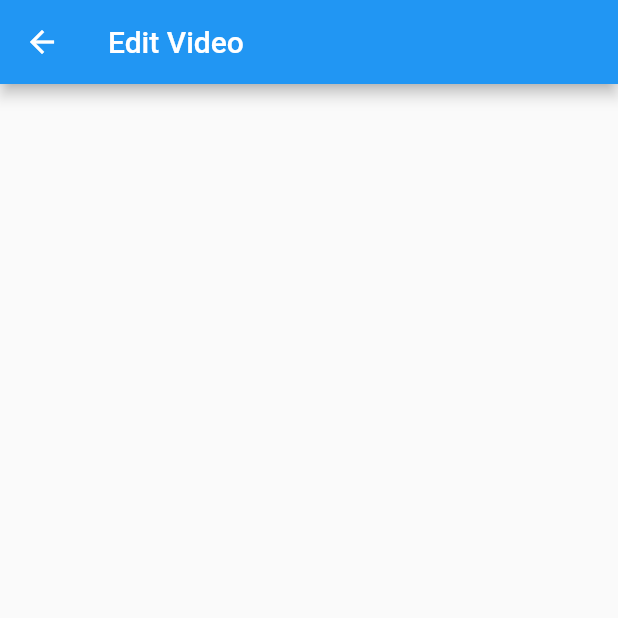
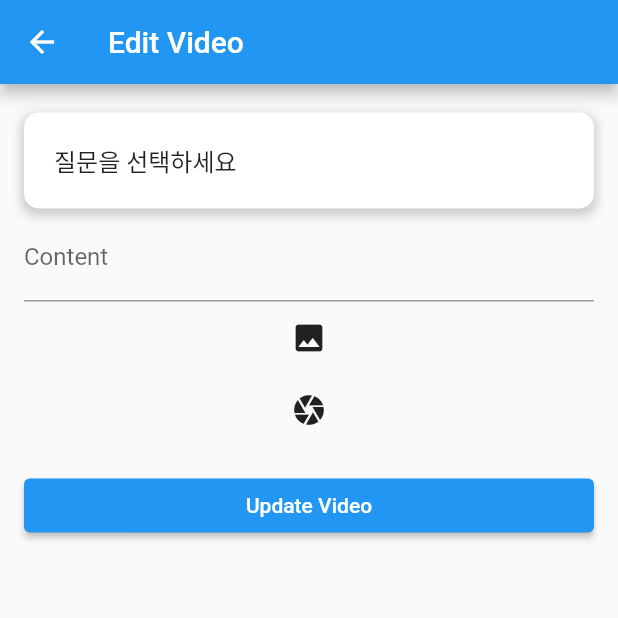
Before and after one commit to Vingterview/vingterview, a Flutter app: the EditVideoPage screen opened by its route, on a phone screen of 412 x 824 dp, the top half of it. Run offline on Flutter 3.47's test engine with Material 2 defaults, Android fonts, the phone set to English and light mode, and no system bars; our stand-ins replace camera, google_sign_in, image_picker, shared_preferences, video_player, webview_flutter; missing offline and left inert: flutter_ffmpeg, flutter_web_auth; accounts and stored records are empty.

Commit message:
비디오 수정 페이지 적용

```diff
--- a/lib/video_edit.dart
+++ b/lib/video_edit.dart
@@ -7,6 +7,7 @@ import 'package:capston/models/globals.dart';
 import 'package:capston/models/questions.dart';
 import 'pick_question.dart';
 import 'record_video.dart';
+import 'package:image_picker/image_picker.dart';
 
 class EditVideoPage extends StatefulWidget {
   final Videos video; // 수정할 게시글의 객체
@@ -22,7 +23,7 @@ class _EditVideoPageState extends State<EditVideoPage> {
   String _content;
   String _video_url;
   UploadVideoApi uploadVideoApi = UploadVideoApi();
-  File _video;
+  XFile _video;
   String uri = myUri;
   Questions selectedQuestion;
   String buttonText = "질문을 선택하세요";
@@ -64,97 +65,99 @@ class _EditVideoPageState extends State<EditVideoPage> {
       appBar: AppBar(
         title: Text('Edit Video'),
       ),
-      // body: Padding(
-      //   padding: EdgeInsets.all(16),
-      //   child: Form(
-      //     key: _formKey,
-      //     child: Column(
-      //       crossAxisAlignment: CrossAxisAlignment.stretch,
-      //       children: [
-      //         GestureDetector(
-      //           onTap: () async {
-      //             pickQuestion(context);
-      //           },
-      //           child: Container(
-      //             padding: EdgeInsets.symmetric(vertical: 20, horizontal: 20),
-      //             margin: EdgeInsets.symmetric(vertical: 3),
-      //             decoration: BoxDecoration(
-      //               color: Colors.white,
-      //               borderRadius: BorderRadius.circular(10),
-      //               boxShadow: [
-      //                 BoxShadow(
-      //                   color: Colors.grey.withOpacity(0.5),
-      //                   spreadRadius: 2,
-      //                   blurRadius: 5,
-      //                   offset: Offset(0, 3),
-      //                 ),
-      //               ],
-      //             ),
-      //             child: Text(
-      //               buttonText,
-      //               style: TextStyle(
-      //                 fontSize: 16,
-      //               ),
-      //             ),
-      //           ),
-      //         ),
-      //         TextFormField(
-      //           initialValue: _content ?? '', // 수정할 게시글의 내용을 초기값으로 설정
-      //           decoration: InputDecoration(labelText: 'Content'),
-      //           validator: (value) {
-      //             if (value.isEmpty) {
-      //               return 'Please enter some content';
-      //             }
-      //             return null;
-      //           },
-      //           onSaved: (value) {
-      //             _content = value;
-      //           },
-      //         ),
-      //         IconButton(
-      //           icon: Icon(Icons.image),
-      //           onPressed: () async {
-      //             _video_url = await uploadVideoApi.pickVideo();
-      //             print(_video_url);
-      //           },
-      //         ),
-      //         IconButton(
-      //           icon: Icon(Icons.camera),
-      //           onPressed: () async {
-      //             _video_url = await Navigator.push(
-      //                 context,
-      //                 MaterialPageRoute(
-      //                     builder: (_) => RecordVideoPage(
-      //                         buttonText: buttonText.toString())));
-      //           },
-      //         ),
-      //         SizedBox(height: 16),
-      //         ElevatedButton(
-      //           child: Text('Update Video'), // 수정 버튼 텍스트 변경
-      //           onPressed: () async {
-      //             if (_formKey.currentState.validate()) {
-      //               _formKey.currentState.save();
-      //               try {
-      //                 // 게시글 업데이트 API 호출
-      //                 await _videoApi.putRequest(
-      //                     widget.video.boardId, // 수정할 게시글의 ID
-      //                     _questionId,
-      //                     _content,
-      //                     _video_url);
-      //                 ScaffoldMessenger.of(context).showSnackBar(SnackBar(
-      //                     content: Text('Video updated successfully')));
-      //                 Navigator.pop(context);
-      //               } catch (e) {
-      //                 ScaffoldMessenger.of(context).showSnackBar(SnackBar(
-      //                     content: Text('Failed to update video: $e')));
-      //               }
-      //             }
-      //           },
-      //         ),
-      //       ],
-      //     ),
-      //   ),
-      // ),
+      body: Padding(
+        padding: EdgeInsets.all(16),
+        child: Form(
+          key: _formKey,
+          child: Column(
+            crossAxisAlignment: CrossAxisAlignment.stretch,
+            children: [
+              GestureDetector(
+                onTap: () async {
+                  pickQuestion(context);
+                },
+                child: Container(
+                  padding: EdgeInsets.symmetric(vertical: 20, horizontal: 20),
+                  margin: EdgeInsets.symmetric(vertical: 3),
+                  decoration: BoxDecoration(
+                    color: Colors.white,
+                    borderRadius: BorderRadius.circular(10),
+                    boxShadow: [
+                      BoxShadow(
+                        color: Colors.grey.withOpacity(0.5),
+                        spreadRadius: 2,
+                        blurRadius: 5,
+                        offset: Offset(0, 3),
+                      ),
+                    ],
+                  ),
+                  child: Text(
+                    buttonText,
+                    style: TextStyle(
+                      fontSize: 16,
+                    ),
+                  ),
+                ),
+              ),
+              TextFormField(
+                initialValue: _content ?? '', // 수정할 게시글의 내용을 초기값으로 설정
+                decoration: InputDecoration(labelText: 'Content'),
+                validator: (value) {
+                  if (value.isEmpty) {
+                    return 'Please enter some content';
+                  }
+                  return null;
+                },
+                onSaved: (value) {
+                  _content = value;
+                },
+              ),
+              IconButton(
+                icon: Icon(Icons.image),
+                onPressed: () async {
+                  _video = await uploadVideoApi.returnVideo();
+                },
+              ),
+              IconButton(
+                icon: Icon(Icons.camera),
+                onPressed: () async {
+                  _video = await Navigator.push(
+                      context,
+                      MaterialPageRoute(
+                          builder: (_) => RecordVideoPage(
+                              buttonText: buttonText.toString())));
+                  print(_video);
+                  print("dd");
+                },
+              ),
+              SizedBox(height: 16),
+              ElevatedButton(
+                child: Text('Update Video'), // 수정 버튼 텍스트 변경
+                onPressed: () async {
+                  if (_formKey.currentState.validate() && _video != null) {
+                    _formKey.currentState.save();
+                    try {
+                      ScaffoldMessenger.of(context).showSnackBar(SnackBar(
+                          content: Text('영상을 업로드하는데에 1분~10분 이내에 시간이 소요됩니다.')));
+                      Navigator.pop(context);
+                      _video_url = await uploadVideoApi.pickVideo(_video);
+                      print(_video_url);
+                      int boardId = await _videoApi.postVideo(
+                          _questionId, _content, _video_url);
+                      print(boardId);
+                      // ScaffoldMessenger.of(context).showSnackBar(
+                      //     SnackBar(content: Text('영상이 업로드 되었습니다.')));
+                    } catch (e) {
+                      ScaffoldMessenger.of(context).showSnackBar(SnackBar(
+                          content: Text('Failed to pick or post video: $e')));
+                    }
+                  }
+                },
+              ),
+            ],
+          ),
+        ),
+      ),
     );
   }
 }
```
